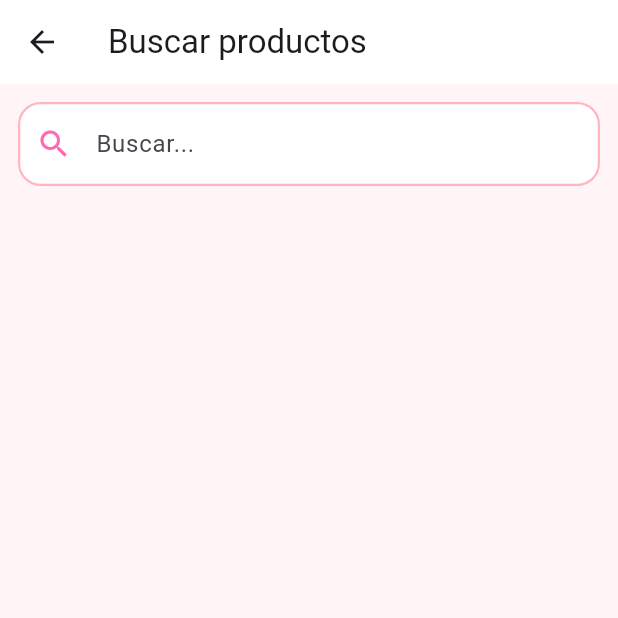
After one commit to 125Srh/sweet, a Flutter app: the ClientHomeScreen screen opened by its route, item 2 of the bottom bar chosen, on a phone screen of 412 x 824 dp, the top half of it. The commit adds this screen. Run offline on Flutter 3.47's test engine with Material 3 defaults, Android fonts, the phone set to English and light mode, and no system bars; our stand-ins replace go_router, image_picker, pdf, printing, shared_preferences, supabase_flutter; accounts and stored records are empty; network calls fail.

Commit message:
add: home client search

```diff
--- a/lib/features/client/home/screen/client_home_screen.dart
+++ b/lib/features/client/home/screen/client_home_screen.dart
@@ -10,6 +10,7 @@ import 'package:sweet/features/client/cart/provider/cart_provider.dart';
 import 'package:sweet/features/client/cart/screen/cart_screen.dart';
 import 'package:sweet/features/client/cart/widget/add_to_cart_button.dart';
 import 'package:sweet/features/client/favorites/screen/favorites_screen.dart';
+import 'package:sweet/features/client/home/widget/search_screen.dart';
 
 class ClientHomeScreen extends StatefulWidget {
   const ClientHomeScreen({super.key});
@@ -511,7 +512,10 @@ class _ClientHomeScreenState extends State<ClientHomeScreen> {
             case 0:
               break;
             case 1:
-              _showComingSoon('Buscador');
+              Navigator.push(
+                context,
+                MaterialPageRoute(builder: (_) => const SearchScreen()),
+              ).then((_) => setState(() => _currentNav = 0));
               break;
             case 2:
               _irAlCarrito();
--- /dev/null
+++ b/lib/features/client/home/widget/search_screen.dart
@@ -0,0 +1,86 @@
+import 'package:flutter/material.dart';
+import 'package:provider/provider.dart';
+import '../provider/client_provider.dart';
+
+class SearchScreen extends StatefulWidget {
+  const SearchScreen({super.key});
+
+  @override
+  State<SearchScreen> createState() => _SearchScreenState();
+}
+
+class _SearchScreenState extends State<SearchScreen> {
+  String query = '';
+
+  @override
+  Widget build(BuildContext context) {
+    final provider = context.watch<ClientProvider>();
+
+    final results = provider.products.where((p) {
+      final nombre = (p['nombre'] ?? '').toString().toLowerCase();
+      return nombre.contains(query.toLowerCase());
+    }).toList();
+
+    return Scaffold(
+      appBar: AppBar(
+        title: const Text('Buscar productos'),
+        backgroundColor: Colors.white,
+      ),
+      body: Column(
+        children: [
+          // 🔍 INPUT
+          Padding(
+            padding: const EdgeInsets.all(12),
+            child: TextField(
+              onChanged: (value) {
+                setState(() => query = value);
+              },
+              decoration: InputDecoration(
+                hintText: 'Buscar...',
+                prefixIcon: const Icon(Icons.search),
+                border: OutlineInputBorder(
+                  borderRadius: BorderRadius.circular(12),
+                ),
+              ),
+            ),
+          ),
+
+          // 🧁 RESULTADOS
+          Expanded(
+            child: ListView.builder(
+              itemCount: results.length,
+              itemBuilder: (context, index) {
+                final product = results[index];
+                return ListTile(
+                  leading: Container(
+                    width: 50,
+                    height: 50,
+                    decoration: BoxDecoration(
+                      color: Colors.pink.withOpacity(0.2),
+                      borderRadius: BorderRadius.circular(8),
+                    ),
+                    child:
+                        product['imagen_url'] != null &&
+                            product['imagen_url'].toString().isNotEmpty
+                        ? ClipRRect(
+                            borderRadius: BorderRadius.circular(8),
+                            child: Image.network(
+                              product['imagen_url'],
+                              fit: BoxFit.cover,
+                              errorBuilder: (_, __, ___) =>
+                                  const Icon(Icons.spa, color: Colors.pink),
+                            ),
+                          )
+                        : const Icon(Icons.spa, color: Colors.pink),
+                  ),
+                  title: Text(product['nombre'] ?? ''),
+                  subtitle: Text('Bs. ${product['precio']}'),
+                );
+              },
+            ),
+          ),
+        ],
+      ),
+    );
+  }
+}
```
Also changed, not shown: lib/features/client/home/screen/client_detail_screen.dart (+45 -22 lines).
